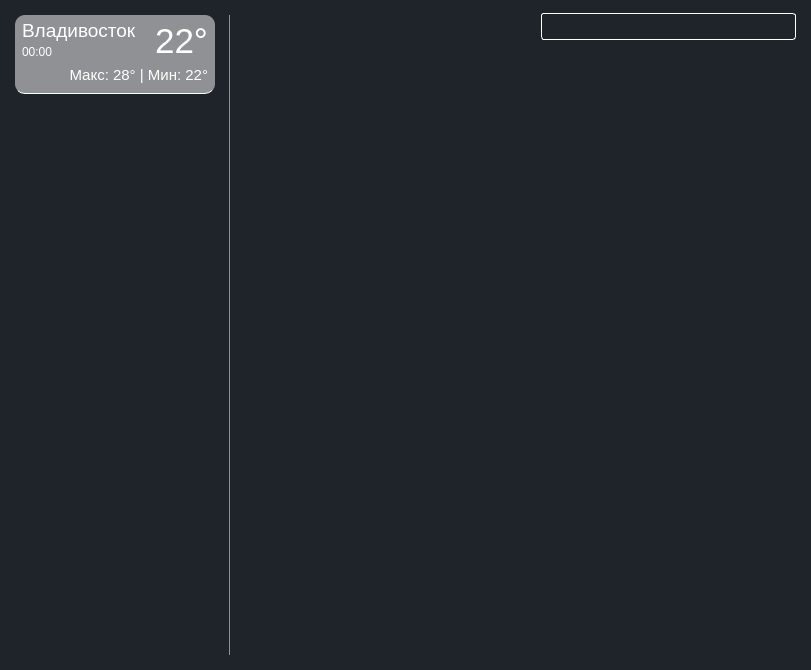
Old version of the form weather.ui in the repository ZaharChernenko/weather_forecast.
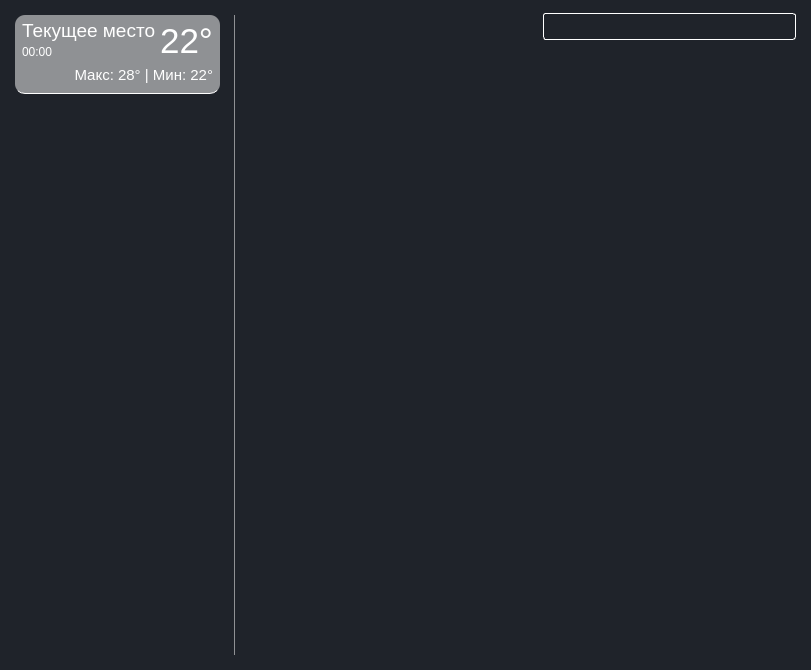
New version of the form. Icons and pictures are not drawn.

Patch:
```diff
--- a/weather.ui
+++ b/weather.ui
@@ -62,13 +62,13 @@
       </property>
       <property name="minimumSize">
        <size>
-        <width>230</width>
+        <width>235</width>
         <height>0</height>
        </size>
       </property>
       <property name="maximumSize">
        <size>
-        <width>230</width>
+        <width>235</width>
         <height>16777215</height>
        </size>
       </property>
@@ -107,7 +107,7 @@
            <rect>
             <x>0</x>
             <y>0</y>
-            <width>230</width>
+            <width>235</width>
             <height>670</height>
            </rect>
           </property>
@@ -137,13 +137,13 @@
              </property>
              <property name="minimumSize">
               <size>
-               <width>200</width>
+               <width>205</width>
                <height>79</height>
               </size>
              </property>
              <property name="maximumSize">
               <size>
-               <width>200</width>
+               <width>205</width>
                <height>79</height>
               </size>
              </property>
@@ -273,7 +273,7 @@
                        <string notr="true">text-align: left;</string>
                       </property>
                       <property name="text">
-                       <string>Владивосток</string>
+                       <string>Текущее место</string>
                       </property>
                       <property name="autoDefault">
                        <bool>false</bool>
```
